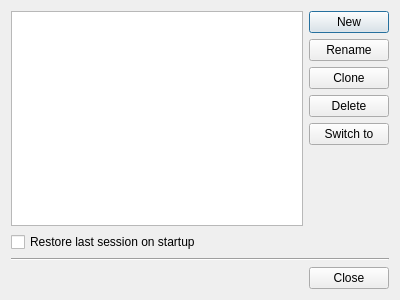
ecmwf/ecflow, file Viewer/src/SessionDialog.ui: the form before one commit.
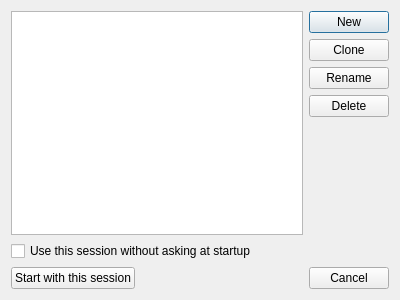
The form after the commit.

Commit message: ecFlowUI: implemented session management dialogue and -s startup switch [ECFLOW-626]

Diff of the .ui file:
```diff
--- a/Viewer/src/SessionDialog.ui
+++ b/Viewer/src/SessionDialog.ui
@@ -28,35 +28,21 @@
          </property>
         </widget>
        </item>
-       <item row="1" column="0">
-        <widget class="QPushButton" name="renameButton_">
-         <property name="text">
-          <string>Rename</string>
-         </property>
-        </widget>
-       </item>
-       <item row="2" column="0">
-        <widget class="QPushButton" name="cloneButton_">
-         <property name="text">
-          <string>Clone</string>
-         </property>
-        </widget>
-       </item>
-       <item row="3" column="0">
+       <item row="4" column="0">
         <widget class="QPushButton" name="deleteButton_">
          <property name="text">
           <string>Delete</string>
          </property>
         </widget>
        </item>
-       <item row="4" column="0">
-        <widget class="QPushButton" name="switchToButton_">
+       <item row="2" column="0">
+        <widget class="QPushButton" name="renameButton_">
          <property name="text">
-          <string>Switch to</string>
+          <string>Rename</string>
          </property>
         </widget>
        </item>
-       <item row="5" column="0">
+       <item row="6" column="0">
         <spacer name="verticalSpacer">
          <property name="orientation">
           <enum>Qt::Vertical</enum>
@@ -69,6 +55,13 @@
          </property>
         </spacer>
        </item>
+       <item row="1" column="0">
+        <widget class="QPushButton" name="cloneButton_">
+         <property name="text">
+          <string>Clone</string>
+         </property>
+        </widget>
+       </item>
       </layout>
      </item>
     </layout>
@@ -76,14 +69,16 @@
    <item>
     <widget class="QCheckBox" name="checkBox">
      <property name="text">
-      <string>Restore last session on startup</string>
+      <string>Use this session without asking at startup</string>
      </property>
     </widget>
    </item>
    <item>
-    <widget class="Line" name="line">
-     <property name="orientation">
-      <enum>Qt::Horizontal</enum>
+    <layout class="QHBoxLayout" name="horizontalLayout_2">
+     <item>
+      <widget class="QPushButton" name="switchToButton_">
+       <property name="text">
+        <string>Start with this session</string>
      </property>
     </widget>
    </item>
@@ -93,9 +88,11 @@
       <enum>Qt::Horizontal</enum>
      </property>
      <property name="standardButtons">
-      <set>QDialogButtonBox::Close</set>
-     </property>
-    </widget>
+        <set>QDialogButtonBox::Cancel</set>
+       </property>
+      </widget>
+     </item>
+    </layout>
    </item>
   </layout>
  </widget>
```
Left out of the diff: 4 changed lines with no effect on the pictures. Lines whose indentation alone changed are shown as unchanged. The commit also changes 12 other files.
